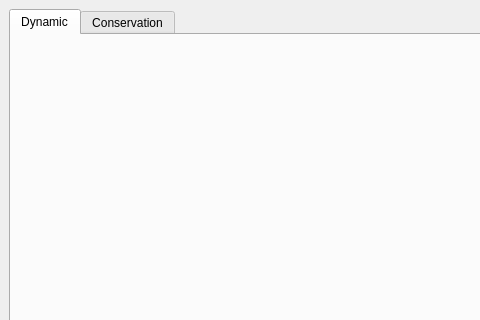
First picture: the form in MainWindow.ui, repository ToKiNoBug/UniSimulator, before the edit; both pictures show x 0 to 480 and y 0 to 320 of the 800 by 600 pixel window.
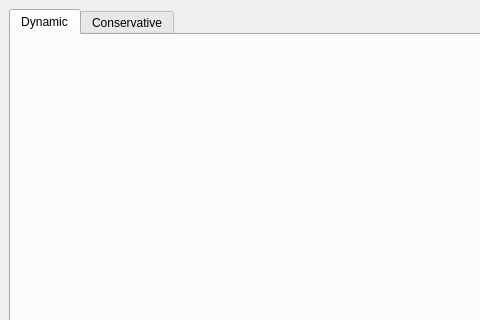
Second picture: the form after the edit.

Diff of the .ui file:
```diff
--- a/MainWindow.ui
+++ b/MainWindow.ui
@@ -54,7 +54,7 @@
       </widget>
       <widget class="QWidget" name="conservationArea">
        <attribute name="title">
-        <string>Conservation</string>
+        <string>Conservative</string>
        </attribute>
        <layout class="QGridLayout" name="conervativeLayout">
         <property name="leftMargin">
```
